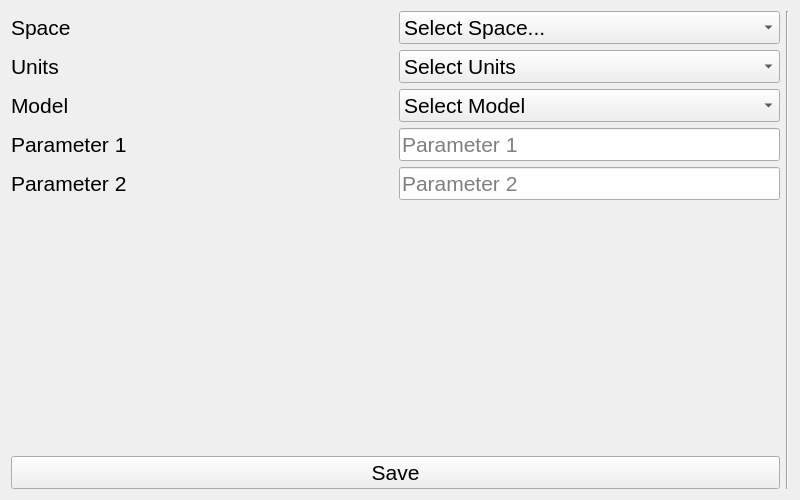
First picture: the form in widget.ui, repository aligoodarz/simpleDialogUsingForms, before the edit.
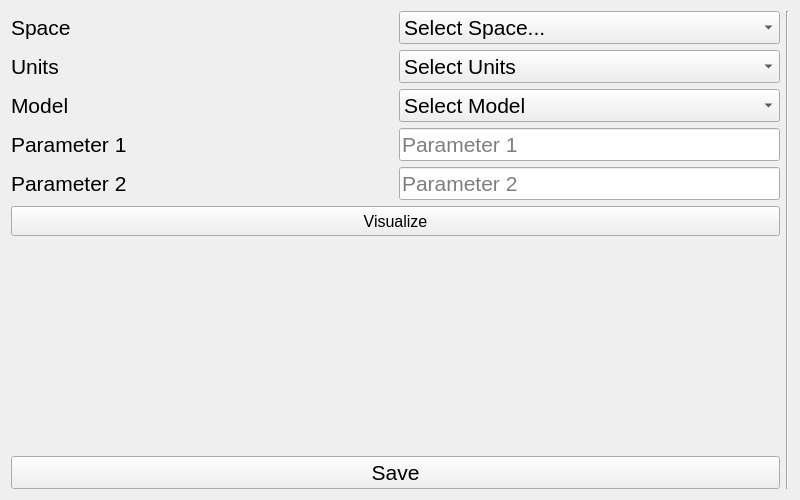
Second picture: the form after the edit.

```diff
--- a/widget.ui
+++ b/widget.ui
@@ -215,6 +215,30 @@
          </item>
         </layout>
        </item>
+       <item>
+        <widget class="QPushButton" name="visulizeButton">
+         <property name="sizePolicy">
+          <sizepolicy hsizetype="Minimum" vsizetype="Fixed">
+           <horstretch>0</horstretch>
+           <verstretch>0</verstretch>
+          </sizepolicy>
+         </property>
+         <property name="minimumSize">
+          <size>
+           <width>30</width>
+           <height>30</height>
+          </size>
+         </property>
+         <property name="font">
+          <font>
+           <pointsize>12</pointsize>
+          </font>
+         </property>
+         <property name="text">
+          <string>Visualize</string>
+         </property>
+        </widget>
+       </item>
        <item>
         <widget class="QLabel" name="emptyFieldLabel">
          <property name="text">
```
